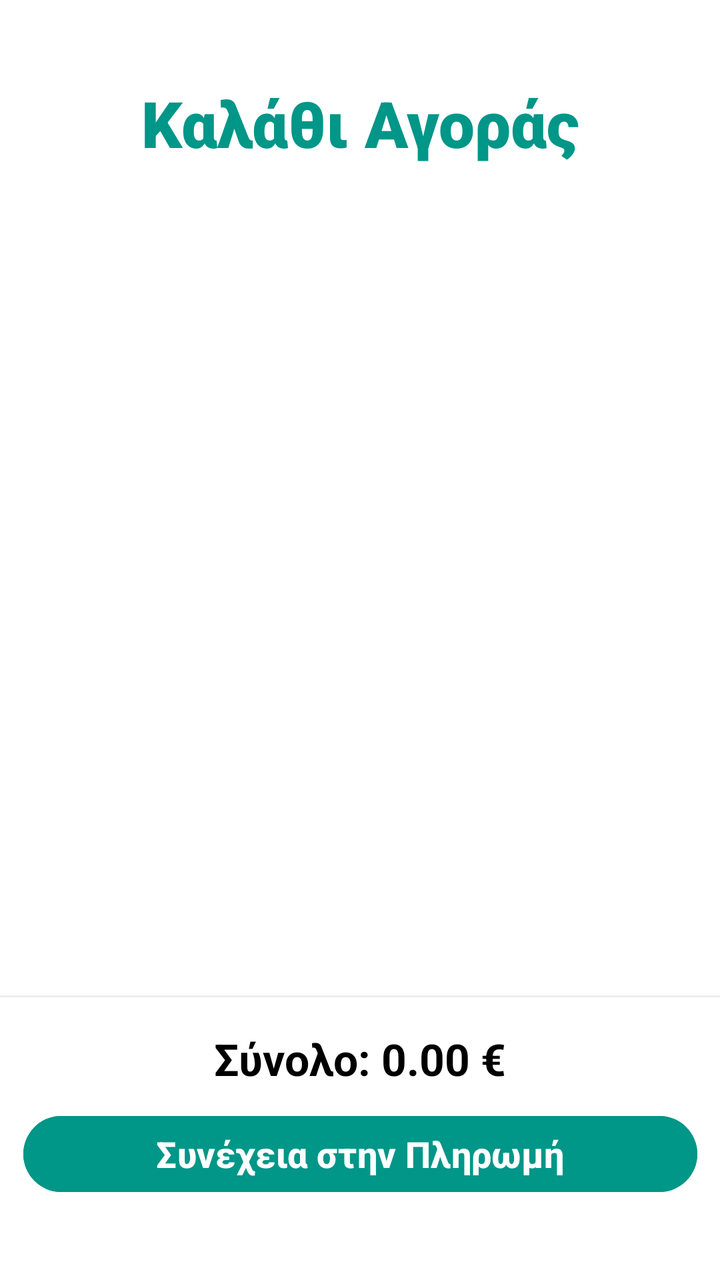
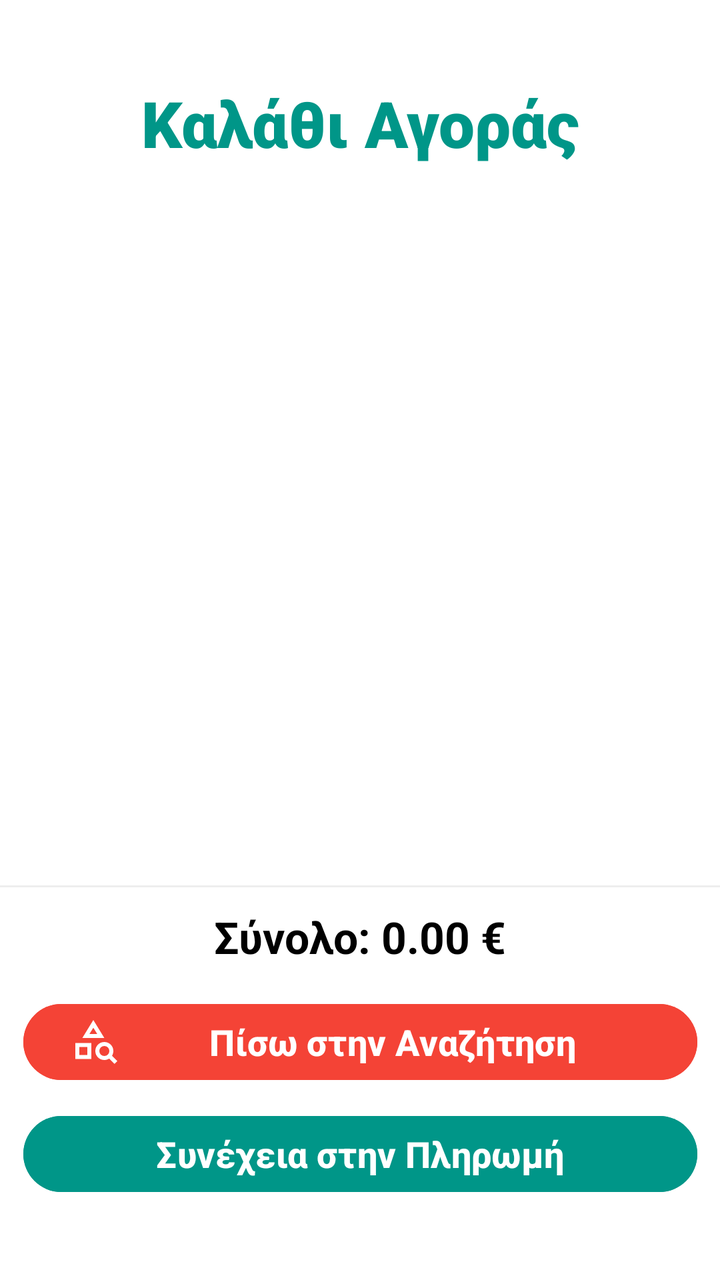

Before-and-after screenshots of an Android layout around one commit, followed by the original layout XML and the change that was made.
<!-- AndroidManifest.xml: application theme Theme.Team21 -->
<!-- res/layout/activity_customer_shopping_cart.xml -->
<?xml version="1.0" encoding="utf-8"?>
<androidx.constraintlayout.widget.ConstraintLayout xmlns:android="http://schemas.android.com/apk/res/android"
    xmlns:app="http://schemas.android.com/apk/res-auto"
    xmlns:tools="http://schemas.android.com/tools"
    android:id="@+id/main"
    android:layout_width="match_parent"
    android:layout_height="match_parent"
    android:background="#FFFFFF"
    tools:context=".view.customer.ShoppingCart.CustomerShoppingCartActivity">

    <TextView
        android:id="@+id/txtCustomerShoppingCartActivityHeader"
        android:layout_width="0dp"
        android:layout_height="wrap_content"
        android:layout_marginTop="40dp"
        android:fontFamily="sans-serif-black"
        android:text="Καλάθι Αγοράς"
        android:textAlignment="center"
        android:textColor="#009688"
        android:textSize="32sp"
        android:textStyle="bold"
        app:layout_constraintEnd_toEndOf="parent"
        app:layout_constraintStart_toStartOf="parent"
        app:layout_constraintTop_toTopOf="parent" />

    <androidx.recyclerview.widget.RecyclerView
        android:id="@+id/recyclerviewCustomerShoppingCartActivity"
        android:layout_width="0dp"
        android:layout_height="0dp"
        android:layout_marginHorizontal="16dp"
        android:layout_marginTop="24dp"
        android:layout_marginBottom="16dp"
        app:layout_constraintBottom_toTopOf="@+id/dividerBottom"
        app:layout_constraintEnd_toEndOf="parent"
        app:layout_constraintStart_toStartOf="parent"
        app:layout_constraintTop_toBottomOf="@+id/txtCustomerShoppingCartActivityHeader" />

    <View
        android:id="@+id/dividerBottom"
        android:layout_width="match_parent"
        android:layout_height="1dp"
        android:layout_marginBottom="16dp"
        android:background="#EEEEEE"
        app:layout_constraintBottom_toTopOf="@+id/txtCustomerShoppingCartActivityTotalPrice"/>

    <TextView
        android:id="@+id/txtCustomerShoppingCartActivityTotalPrice"
        android:layout_width="wrap_content"
        android:layout_height="wrap_content"
        android:layout_marginBottom="10dp"
        android:text="Σύνολο: 0.00 €"
        android:textColor="#000000"
        android:textSize="22sp"
        android:textStyle="bold"

        app:layout_constraintBottom_toTopOf="@+id/btnCustomerShoppingCartActivityPayment"

        app:layout_constraintEnd_toEndOf="parent"
        app:layout_constraintStart_toStartOf="parent" />

    <Button
        android:id="@+id/btnCustomerShoppingCartActivityPayment"
        android:layout_width="337dp"
        android:layout_height="46dp"
        android:layout_marginStart="10dp"
        android:layout_marginEnd="10dp"
        android:layout_marginBottom="40dp"
        android:backgroundTint="#009688"
        android:text="Συνέχεια στην Πληρωμή"
        android:textSize="18sp"
        android:textStyle="bold"
        app:layout_constraintBottom_toBottomOf="parent"
        app:layout_constraintEnd_toEndOf="parent"
        app:layout_constraintStart_toStartOf="parent" />

</androidx.constraintlayout.widget.ConstraintLayout>
<!-- resources referenced by this layout -->
<resources>
  <style name="Theme.Team21" parent="Base.Theme.Team21" />
  <style name="Base.Theme.Team21" parent="Theme.Material3.DayNight.NoActionBar">
          
          
      </style>
</resources>

<!-- the commit's change to res/layout/activity_customer_shopping_cart.xml (unified diff, before → after) -->
@@ -39,7 +39,7 @@
         android:id="@+id/dividerBottom"
         android:layout_width="match_parent"
         android:layout_height="1dp"
-        android:layout_marginBottom="16dp"
+        android:layout_marginBottom="10dp"
         android:background="#EEEEEE"
         app:layout_constraintBottom_toTopOf="@+id/txtCustomerShoppingCartActivityTotalPrice"/>
 
@@ -47,14 +47,26 @@
         android:id="@+id/txtCustomerShoppingCartActivityTotalPrice"
         android:layout_width="wrap_content"
         android:layout_height="wrap_content"
-        android:layout_marginBottom="10dp"
+        android:layout_marginBottom="15dp"
         android:text="Σύνολο: 0.00 €"
         android:textColor="#000000"
         android:textSize="22sp"
         android:textStyle="bold"
+        app:layout_constraintBottom_toTopOf="@+id/btnCustomerShoppingCartActivityBackToSearch"
+        app:layout_constraintEnd_toEndOf="parent"
+        app:layout_constraintStart_toStartOf="parent" />
 
+    <Button
+        android:id="@+id/btnCustomerShoppingCartActivityBackToSearch"
+        android:layout_width="337dp"
+        android:layout_height="46dp"
+        android:layout_marginBottom="10dp"
+        android:backgroundTint="#F44336"
+        android:text="Πίσω στην Αναζήτηση"
+        android:drawableLeft="@drawable/outline_category_search_24"
+        android:textSize="18sp"
+        android:textStyle="bold"
         app:layout_constraintBottom_toTopOf="@+id/btnCustomerShoppingCartActivityPayment"
-
         app:layout_constraintEnd_toEndOf="parent"
         app:layout_constraintStart_toStartOf="parent" />
 
@@ -62,8 +74,6 @@
         android:id="@+id/btnCustomerShoppingCartActivityPayment"
         android:layout_width="337dp"
         android:layout_height="46dp"
-        android:layout_marginStart="10dp"
-        android:layout_marginEnd="10dp"
         android:layout_marginBottom="40dp"
         android:backgroundTint="#009688"
         android:text="Συνέχεια στην Πληρωμή"
<!-- resource entries referenced after the edit -->
@@ -1,5 +1,18 @@
 <!-- resources referenced by this layout -->
 <resources>
+  <!-- drawable outline_category_search_24 (drawable) -->
+  <vector xmlns:android="http://schemas.android.com/apk/res/android"
+      android:width="24dp"
+      android:height="24dp"
+      android:viewportWidth="960"
+      android:viewportHeight="960"
+      android:tint="#FFFFFF">
+  
+      <path
+          android:fillColor="@android:color/white"
+          android:pathData="M80,820L80,500L400,500L400,820L80,820ZM160,740L320,740L320,580L160,580L160,740ZM220,400L440,40L660,400L220,400ZM362,320L518,320L440,194L362,320ZM863,918L757,812Q736,826 711.5,833Q687,840 660,840Q585,840 532.5,787.5Q480,735 480,660Q480,585 532.5,532.5Q585,480 660,480Q735,480 787.5,532.5Q840,585 840,660Q840,686 833,710.5Q826,735 813,756L919,862L863,918ZM660,760Q702,760 731,731Q760,702 760,660Q760,618 731,589Q702,560 660,560Q618,560 589,589Q560,618 560,660Q560,702 589,731Q618,760 660,760ZM320,580L320,580L320,580L320,580ZM440,320L440,320L440,320Z"/>
+  
+  </vector>
   <style name="Theme.Team21" parent="Base.Theme.Team21" />
   <style name="Base.Theme.Team21" parent="Theme.Material3.DayNight.NoActionBar">
           
